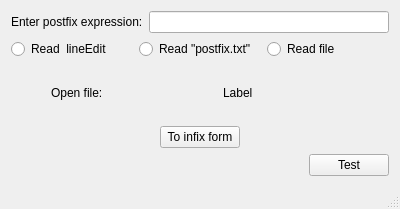
Above: Shuka/lab3/Source/mainwindow.ui from makometr/ADS-8304 before the change. Below: the same form after it.
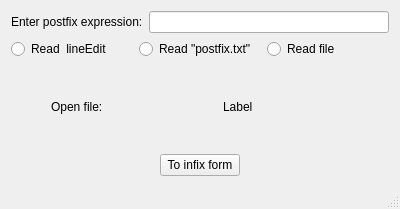
That is the form after the change.

Diff of the .ui file:
```diff
--- a/Shuka/lab3/Source/mainwindow.ui
+++ b/Shuka/lab3/Source/mainwindow.ui
@@ -125,30 +125,6 @@
       </item>
      </layout>
     </item>
-    <item>
-     <layout class="QHBoxLayout" name="horizontalLayout_3">
-      <item>
-       <spacer name="horizontalSpacer">
-        <property name="orientation">
-         <enum>Qt::Horizontal</enum>
-        </property>
-        <property name="sizeHint" stdset="0">
-         <size>
-          <width>40</width>
-          <height>20</height>
-         </size>
-        </property>
-       </spacer>
-      </item>
-      <item>
-       <widget class="QPushButton" name="test_pushButton">
-        <property name="text">
-         <string>Test</string>
-        </property>
-       </widget>
-      </item>
-     </layout>
-    </item>
    </layout>
   </widget>
   <widget class="QMenuBar" name="menuBar">
```
